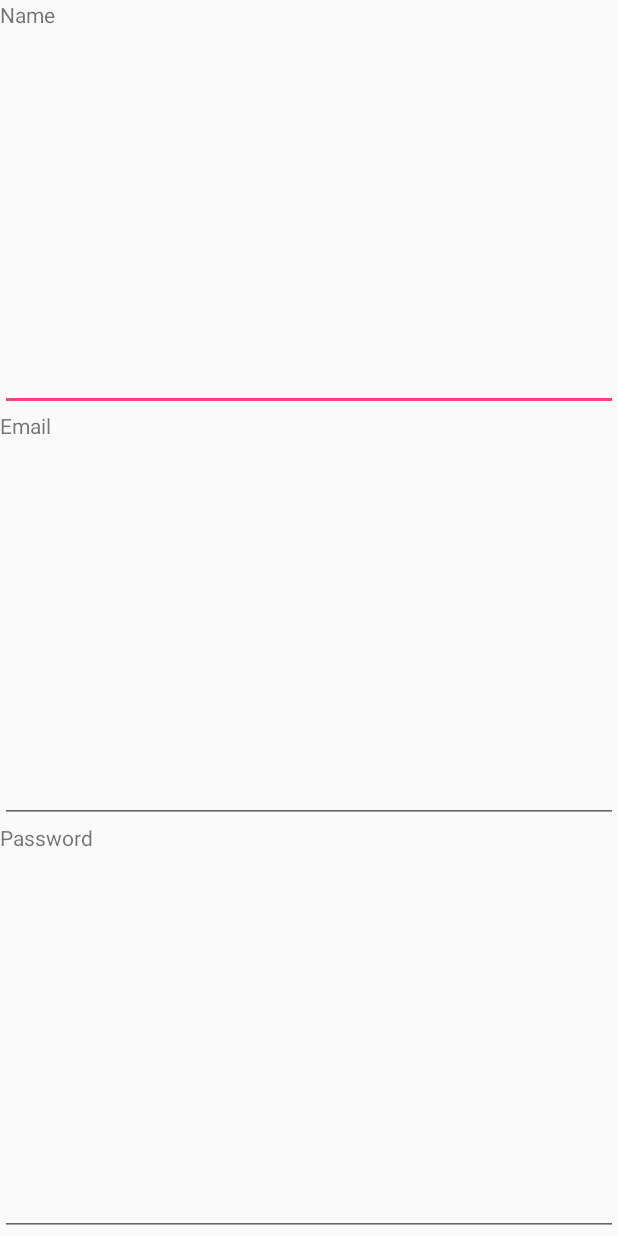
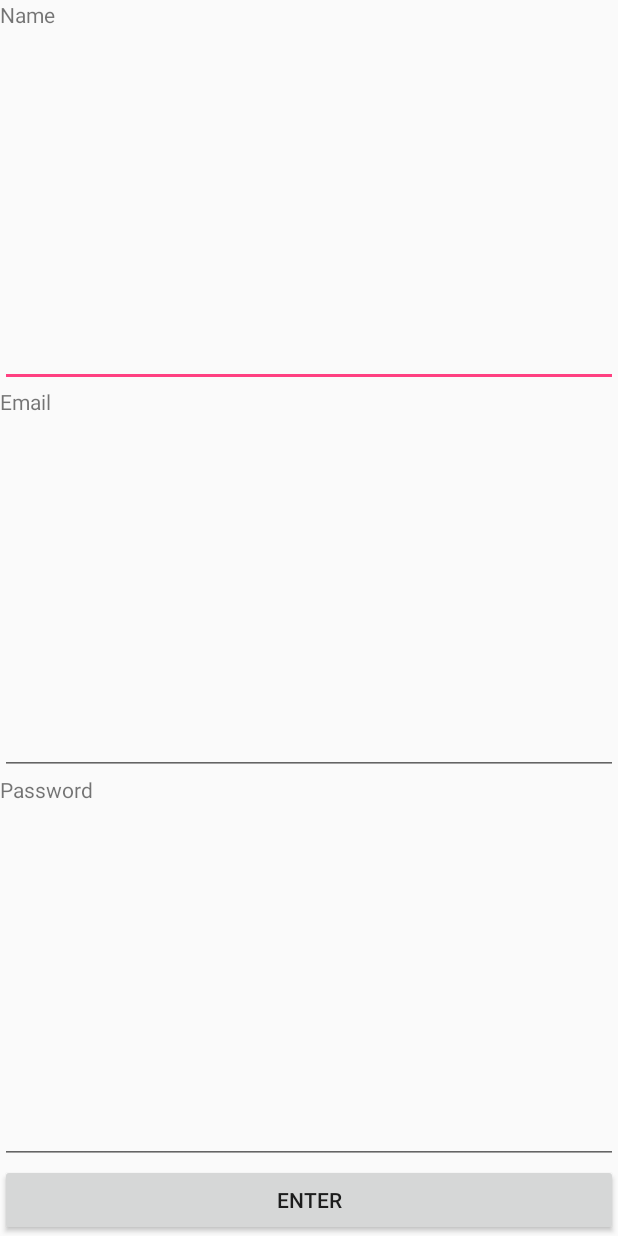
Before and after one commit to ComeThru/Android_Project, an Android app: the CustomerRegistration screen opened directly, with no data from a screen before it, on a phone screen of 412 x 824 dp. Run offline under Robolectric (Android 15) with nearby library versions, the light colour scheme and no system bars; our stand-ins replace Firebase (no records; nobody signed in at launch, a user with empty details on screens opened directly).

Commit message:
Second registration page linked to firebase

```diff
--- a/ComeThru/app/src/main/java/com/example/danielmorales/comethru/CustomerRegistration.java
+++ b/ComeThru/app/src/main/java/com/example/danielmorales/comethru/CustomerRegistration.java
@@ -1,14 +1,95 @@
 package com.example.danielmorales.comethru;
 
+import android.app.ProgressDialog;
+
+import android.support.annotation.NonNull;
 import android.support.v7.app.AppCompatActivity;
 import android.os.Bundle;
+
+import android.text.TextUtils;
 import android.view.View;
+import android.widget.Button;
+import android.widget.EditText;
+import android.widget.TextView;
+import android.widget.Toast;
+
+import com.google.android.gms.tasks.OnCompleteListener;
+import com.google.android.gms.tasks.Task;
+import com.google.firebase.auth.AuthResult;
+import com.google.firebase.auth.FirebaseAuth;
+
+import java.util.logging.FileHandler;
+import java.util.logging.StreamHandler;
+
 
 public class CustomerRegistration extends AppCompatActivity implements View.OnClickListener {
+    private Button buttonRegister2;
+    private EditText emailButton2;
+    private EditText passwordButton2;
+
+    private ProgressDialog progressDialog;
+    private FirebaseAuth firebaseAuth;
 
     @Override
     protected void onCreate(Bundle savedInstanceState) {
         super.onCreate(savedInstanceState);
         setContentView(R.layout.activity_customer_registration);
+
+        buttonRegister2 = (Button) findViewById(R.id.registerButton);
+        emailButton2 = (EditText) findViewById(R.id.customer_registration_email);
+        passwordButton2 = (EditText) findViewById(R.id.password);
+
+        buttonRegister2.setOnClickListener(this);
+
+
+
+    }
+    public void registerUser(){
+        String email = emailButton2.getText().toString().trim();
+        String password = passwordButton2.getText().toString().trim();
+
+        if(TextUtils.isEmpty(email)){
+            //email is empty
+            Toast.makeText(this, "Please enter email", Toast.LENGTH_SHORT).show();
+            return;
+        }
+
+        if(TextUtils.isEmpty(password)){
+            //password is empty
+            Toast.makeText(this, "Please enter password", Toast.LENGTH_SHORT).show();
+            return;
+        }
+
+        firebaseAuth.createUserWithEmailAndPassword(email, password)
+                .addOnCompleteListener(this, new OnCompleteListener<AuthResult>() {
+                    @Override
+                    public void onComplete(@NonNull Task<AuthResult> task) {
+                        if(task.isSuccessful()){
+                            //user is succesfully registered and logged in
+                            //we well start the profile activity here
+                            //right now lets display a toast only
+                            Toast.makeText(CustomerRegistration.this, "Registered Successfully ", Toast.LENGTH_SHORT).show();
+                        }else{
+                            Toast.makeText(CustomerRegistration.this, "Could not register. Please try again ", Toast.LENGTH_SHORT).show();
+                        }
+                    }
+                });
+
+
+
+        //if validations are okay
+
+        progressDialog.setMessage("Registering User");
+        progressDialog.show();
+
+
+    }
+
+    @Override
+    public void onClick(View view){
+        if(view == buttonRegister2){
+            registerUser();
+        }
+
     }
 }
--- a/ComeThru/app/src/main/res/layout/activity_customer_registration.xml
+++ b/ComeThru/app/src/main/res/layout/activity_customer_registration.xml
@@ -24,13 +24,13 @@
         android:text="" />
 
     <TextView
-        android:id="@+id/customer_registration_email"
         android:layout_width="match_parent"
         android:layout_height="wrap_content"
         android:layout_weight="1"
         android:text="Email" />
 
     <EditText
+        android:id="@+id/customer_registration_email"
         android:layout_width="match_parent"
         android:layout_height="wrap_content"
         android:layout_weight="1"
@@ -45,10 +45,16 @@
         android:text="Password" />
 
     <EditText
+        android:id="@+id/password"
         android:layout_width="match_parent"
         android:layout_height="wrap_content"
         android:layout_weight="1"
         android:ems="10"
         android:inputType="textPersonName"
         android:text="" />
+    <Button
+        android:text="Enter"
+        android:layout_width="match_parent"
+        android:layout_height="wrap_content"
+        android:id="@+id/registerButton"/>
 </LinearLayout>
```
